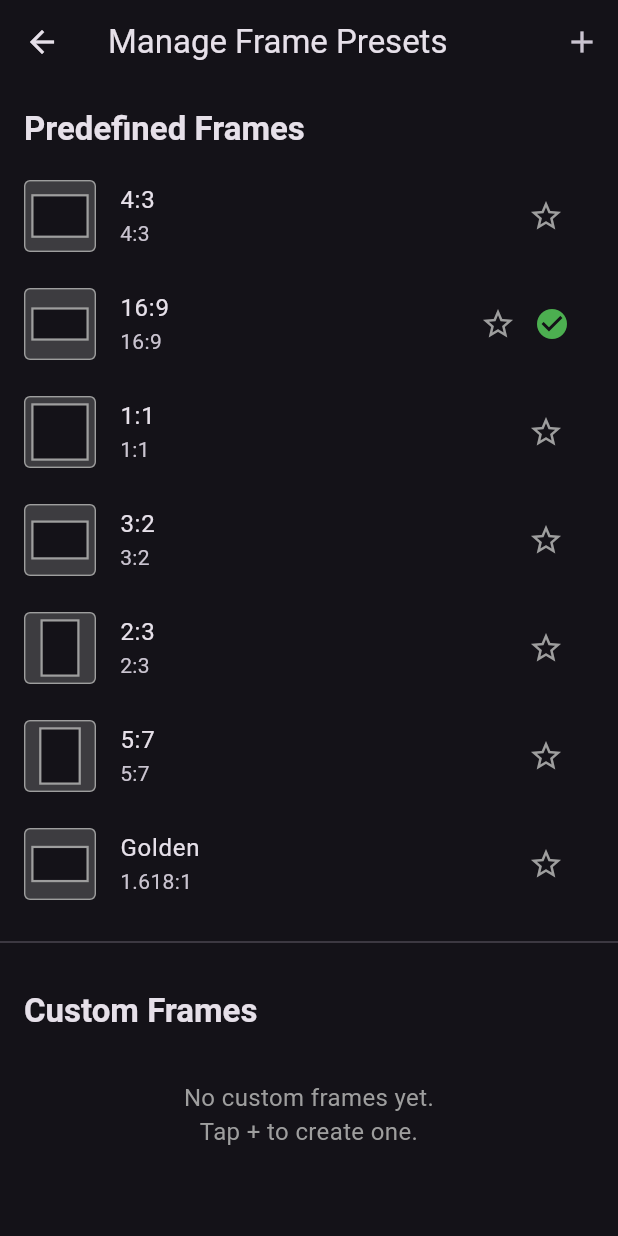
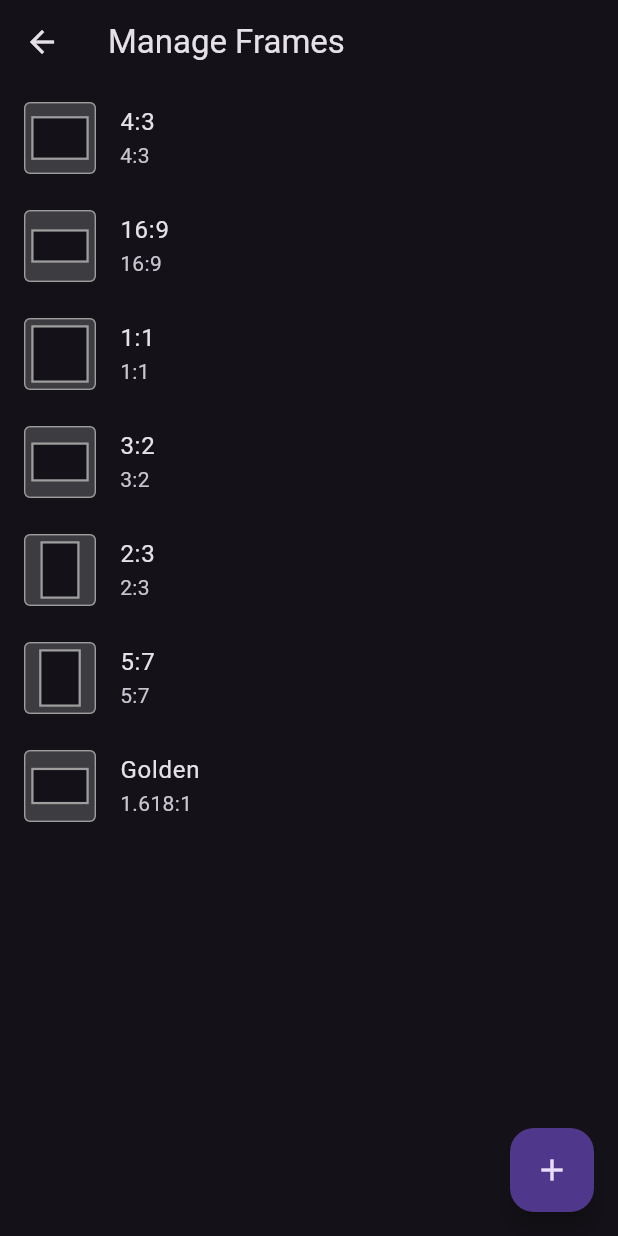
Before and after one commit to dixita0607/framatic, a Flutter app: the screen it shows after launch, after a tap on the "settings" icon, on a phone screen of 412 x 824 dp. Run offline on Flutter 3.47's test engine with Material 3 defaults, Android fonts, the phone set to English and light mode, and no system bars; our stand-ins replace camera, permission_handler, shared_preferences; missing offline and left inert: gal.

Commit message:
Implement Phase 6.1: Frame Preset Configuration Screens UI Update
Complete redesign of frame preset management screens with simplified Material Design:

Changes:
- Unified frame list: merge predefined and custom frames into single ListView
- Removed all favorite/star functionality from UI and state management
- Removed selected state indicators (green checkmark)
- Preset manager now read-only (no on-tap frame selection, use camera screen instead)
- Add button moved to FAB in bottom right corner
- Custom frame dialog simplified to use Material theme defaults
- Theme simplified to Material 3 dark mode (removed custom color overrides)

Files modified:
- preset_manager_screen.dart: Unified list, FAB add button, read-only items
- custom_frame_dialog.dart: Simplified to Material defaults, wider layout
- frame_provider.dart: Removed toggleFavorite, isFavorite, favoritePresets
- frame_preset_service.dart: Removed favorite persistence methods
- frame_selector.dart: Removed favorites section from bottom sheet
- main.dart: Simplified theme to Material 3 dark defaults

Net result: 191 lines removed (better maintainability)

Co-Authored-By: Claude Haiku 4.5 <noreply@anthropic.com>

```diff
--- a/lib/main.dart
+++ b/lib/main.dart
@@ -32,7 +32,6 @@ class MainApp extends StatelessWidget {
         title: AppConstants.appName,
         theme: ThemeData(
           brightness: Brightness.dark,
-          primarySwatch: Colors.blue,
           useMaterial3: true,
         ),
         home: const CameraScreen(),
--- a/lib/screens/preset_manager_screen.dart
+++ b/lib/screens/preset_manager_screen.dart
@@ -11,14 +11,7 @@ class PresetManagerScreen extends StatelessWidget {
   Widget build(BuildContext context) {
     return Scaffold(
       appBar: AppBar(
-        title: const Text('Manage Frame Presets'),
-        actions: [
-          IconButton(
-            icon: const Icon(Icons.add),
-            onPressed: () => _showAddCustomPresetDialog(context),
-            tooltip: 'Add Custom Preset',
-          ),
-        ],
+        title: const Text('Manage Frames'),
       ),
       body: Consumer<FrameProvider>(
         builder: (context, frameProvider, child) {
@@ -26,75 +19,32 @@ class PresetManagerScreen extends StatelessWidget {
             return const Center(child: CircularProgressIndicator());
           }
 
-          return ListView(
-            children: [
-              // Predefined Presets Section
-              _buildSection(
+          // Merge predefined and custom frames into a single list
+          final allFrames = [
+            ...frameProvider.predefinedPresets,
+            ...frameProvider.customPresets,
+          ];
+
+          return ListView.builder(
+            itemCount: allFrames.length,
+            itemBuilder: (context, index) {
+              final preset = allFrames[index];
+              final isPredefined = frameProvider.predefinedPresets.contains(preset);
+              return _buildPresetTile(
                 context,
-                title: 'Predefined Frames',
-                presets: frameProvider.predefinedPresets,
+                preset: preset,
                 frameProvider: frameProvider,
-                isPredefined: true,
-              ),
-
-              const Divider(height: 32),
-
-              // Custom Presets Section
-              _buildSection(
-                context,
-                title: 'Custom Frames',
-                presets: frameProvider.customPresets,
-                frameProvider: frameProvider,
-                isPredefined: false,
-              ),
-
-              if (frameProvider.customPresets.isEmpty)
-                const Padding(
-                  padding: EdgeInsets.all(24.0),
-                  child: Center(
-                    child: Text(
-                      'No custom frames yet.\nTap + to create one.',
-                      textAlign: TextAlign.center,
-                      style: TextStyle(
-                        color: Colors.grey,
-                        fontSize: 16,
-                      ),
-                    ),
-                  ),
-                ),
-            ],
+                isPredefined: isPredefined,
+              );
+            },
           );
         },
       ),
-    );
-  }
-
-  Widget _buildSection(
-    BuildContext context, {
-    required String title,
-    required List<FramePreset> presets,
-    required FrameProvider frameProvider,
-    required bool isPredefined,
-  }) {
-    return Column(
-      crossAxisAlignment: CrossAxisAlignment.start,
-      children: [
-        Padding(
-          padding: const EdgeInsets.fromLTRB(16, 16, 16, 8),
-          child: Text(
-            title,
-            style: Theme.of(context).textTheme.titleLarge?.copyWith(
-                  fontWeight: FontWeight.bold,
-                ),
-          ),
-        ),
-        ...presets.map((preset) => _buildPresetTile(
-              context,
-              preset: preset,
-              frameProvider: frameProvider,
-              isPredefined: isPredefined,
-            )),
-      ],
+      floatingActionButton: FloatingActionButton(
+        onPressed: () => _showAddCustomPresetDialog(context),
+        tooltip: 'Add Custom Preset',
+        child: const Icon(Icons.add),
+      ),
     );
   }
 
@@ -104,10 +54,6 @@ class PresetManagerScreen extends StatelessWidget {
     required FrameProvider frameProvider,
     required bool isPredefined,
   }) {
-    final presetId = preset.id ?? preset.name;
-    final isFavorite = frameProvider.isFavorite(presetId);
-    final isActive = frameProvider.activePreset == preset;
-
     return ListTile(
       leading: Container(
         width: 48,
@@ -122,28 +68,8 @@ class PresetManagerScreen extends StatelessWidget {
       ),
       title: Text(preset.name),
       subtitle: Text(preset.formattedRatio),
-      trailing: Row(
-        mainAxisSize: MainAxisSize.min,
-        children: [
-          // Favorite icon
-          IconButton(
-            icon: Icon(
-              isFavorite ? Icons.star : Icons.star_border,
-              color: isFavorite ? Colors.amber : Colors.grey,
-            ),
-            onPressed: () => frameProvider.toggleFavorite(presetId),
-          ),
-
-          // Active indicator
-          if (isActive)
-            const Padding(
-              padding: EdgeInsets.only(right: 8),
-              child: Icon(Icons.check_circle, color: Colors.green),
-            ),
-
-          // Edit/delete menu for custom presets (always shown)
-          if (!isPredefined)
-            PopupMenuButton<String>(
+      trailing: !isPredefined
+          ? PopupMenuButton<String>(
               onSelected: (value) {
                 if (value == 'edit') {
                   _showEditCustomPresetDialog(context, preset);
@@ -173,18 +99,8 @@ class PresetManagerScreen extends StatelessWidget {
                   ),
                 ),
               ],
-            ),
-        ],
-      ),
-      onTap: () {
-        frameProvider.setActivePreset(preset);
-        ScaffoldMessenger.of(context).showSnackBar(
-          SnackBar(
-            content: Text('Active frame: ${preset.name}'),
-            duration: const Duration(seconds: 1),
-          ),
-        );
-      },
+            )
+          : null,
     );
   }
 
--- a/lib/services/frame_preset_service.dart
+++ b/lib/services/frame_preset_service.dart
@@ -6,7 +6,6 @@ import 'package:framatic/utils/constants.dart';
 /// Service for managing frame preset storage using SharedPreferences
 class FramePresetService {
   static const String _customPresetsKey = 'custom_frame_presets';
-  static const String _favoritePresetsKey = 'favorite_frame_presets';
 
   /// Load all custom presets from storage
   Future<List<FramePreset>> loadCustomPresets() async {
@@ -68,49 +67,6 @@ class FramePresetService {
     return await saveCustomPresets(presets);
   }
 
-  /// Load favorite preset IDs
-  Future<List<String>> loadFavoritePresetIds() async {
-    try {
-      final prefs = await SharedPreferences.getInstance();
-      return prefs.getStringList(_favoritePresetsKey) ?? [];
-    } catch (e) {
-      return [];
-    }
-  }
-
-  /// Save favorite preset IDs
-  Future<bool> saveFavoritePresetIds(List<String> favoriteIds) async {
-    try {
-      final prefs = await SharedPreferences.getInstance();
-      return await prefs.setStringList(_favoritePresetsKey, favoriteIds);
-    } catch (e) {
-      return false;
-    }
-  }
-
-  /// Add a preset to favorites
-  Future<bool> addToFavorites(String presetId) async {
-    final favorites = await loadFavoritePresetIds();
-    if (!favorites.contains(presetId)) {
-      favorites.add(presetId);
-      return await saveFavoritePresetIds(favorites);
-    }
-    return true;
-  }
-
-  /// Remove a preset from favorites
-  Future<bool> removeFromFavorites(String presetId) async {
-    final favorites = await loadFavoritePresetIds();
-    favorites.remove(presetId);
-    return await saveFavoritePresetIds(favorites);
-  }
-
-  /// Check if a preset is favorited
-  Future<bool> isFavorite(String presetId) async {
-    final favorites = await loadFavoritePresetIds();
-    return favorites.contains(presetId);
-  }
-
   /// Get all presets (predefined + custom)
   Future<List<FramePreset>> getAllPresets() async {
     final customPresets = await loadCustomPresets();
@@ -122,7 +78,6 @@ class FramePresetService {
     try {
       final prefs = await SharedPreferences.getInstance();
       await prefs.remove(_customPresetsKey);
-      await prefs.remove(_favoritePresetsKey);
       return true;
     } catch (e) {
       return false;
```
Also changed, not shown: lib/providers/frame_provider.dart (+0 -40 lines), lib/widgets/custom_frame_dialog.dart (+9 -8 lines), lib/widgets/frame_selector.dart (+0 -16 lines), 1 other file.
